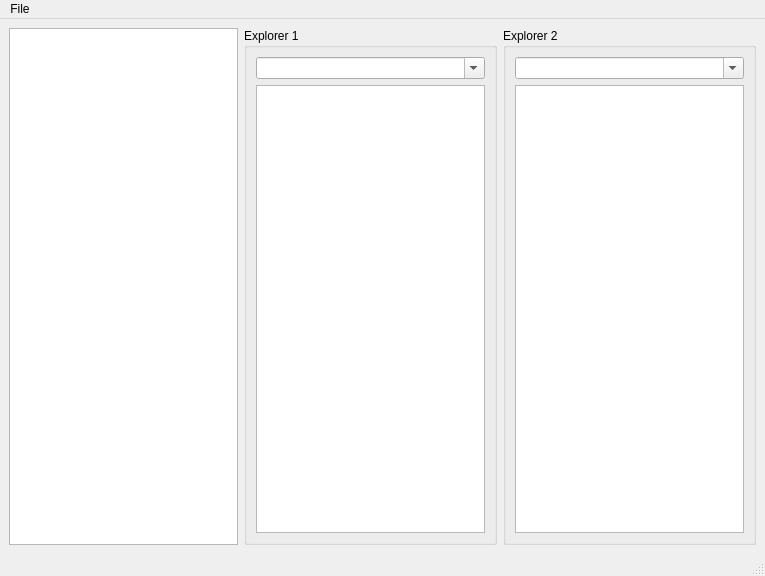
Old version of the form src/ui/mainwindow.ui in the repository fverco/Xplorer.
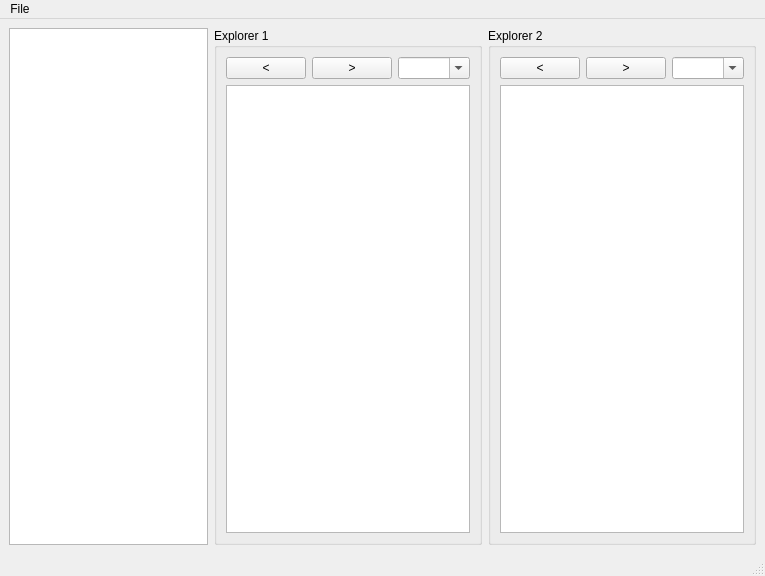
New version of the form.

Commit message: Add back and forward buttons for 2 explorers

The edit to the form file:
```diff
--- a/src/ui/mainwindow.ui
+++ b/src/ui/mainwindow.ui
@@ -34,12 +34,48 @@
            <item row="0" column="0">
             <layout class="QVBoxLayout" name="vLayoutExplorer1">
              <item>
+              <layout class="QHBoxLayout" name="horizontalLayout">
+               <item>
+                <widget class="QPushButton" name="btnBackExplorer1">
+                 <property name="sizePolicy">
+                  <sizepolicy hsizetype="Fixed" vsizetype="Fixed">
+                   <horstretch>0</horstretch>
+                   <verstretch>0</verstretch>
+                  </sizepolicy>
+                 </property>
+                 <property name="text">
+                  <string>&lt;</string>
+                 </property>
+                </widget>
+               </item>
+               <item>
+                <widget class="QPushButton" name="btnForwardExplorer1">
+                 <property name="sizePolicy">
+                  <sizepolicy hsizetype="Fixed" vsizetype="Fixed">
+                   <horstretch>0</horstretch>
+                   <verstretch>0</verstretch>
+                  </sizepolicy>
+                 </property>
+                 <property name="text">
+                  <string>&gt;</string>
+                 </property>
+                 <property name="default">
+                  <bool>false</bool>
+                 </property>
+                 <property name="flat">
+                  <bool>false</bool>
+                 </property>
+                </widget>
+               </item>
+               <item>
               <widget class="QComboBox" name="cbPathExplorer1">
                <property name="editable">
                 <bool>true</bool>
                </property>
               </widget>
              </item>
+              </layout>
+             </item>
              <item>
               <widget class="QListView" name="lvExplorer1"/>
              </item>
@@ -60,12 +96,42 @@
            <item row="0" column="0">
             <layout class="QVBoxLayout" name="vLayoutExplorer2">
              <item>
+              <layout class="QHBoxLayout" name="horizontalLayout_2">
+               <item>
+                <widget class="QPushButton" name="btnBackExplorer2">
+                 <property name="sizePolicy">
+                  <sizepolicy hsizetype="Fixed" vsizetype="Fixed">
+                   <horstretch>0</horstretch>
+                   <verstretch>0</verstretch>
+                  </sizepolicy>
+                 </property>
+                 <property name="text">
+                  <string>&lt;</string>
+                 </property>
+                </widget>
+               </item>
+               <item>
+                <widget class="QPushButton" name="btnForwardExplorer2">
+                 <property name="sizePolicy">
+                  <sizepolicy hsizetype="Fixed" vsizetype="Fixed">
+                   <horstretch>0</horstretch>
+                   <verstretch>0</verstretch>
+                  </sizepolicy>
+                 </property>
+                 <property name="text">
+                  <string>&gt;</string>
+                 </property>
+                </widget>
+               </item>
+               <item>
               <widget class="QComboBox" name="cbPathExplorer2">
                <property name="editable">
                 <bool>true</bool>
                </property>
               </widget>
              </item>
+              </layout>
+             </item>
              <item>
               <widget class="QListView" name="lvExplorer2"/>
              </item>
```
Left out of the diff: 2 changed lines with no effect on the pictures. Lines whose indentation alone changed are shown as unchanged. The commit also changes 1 other file.
